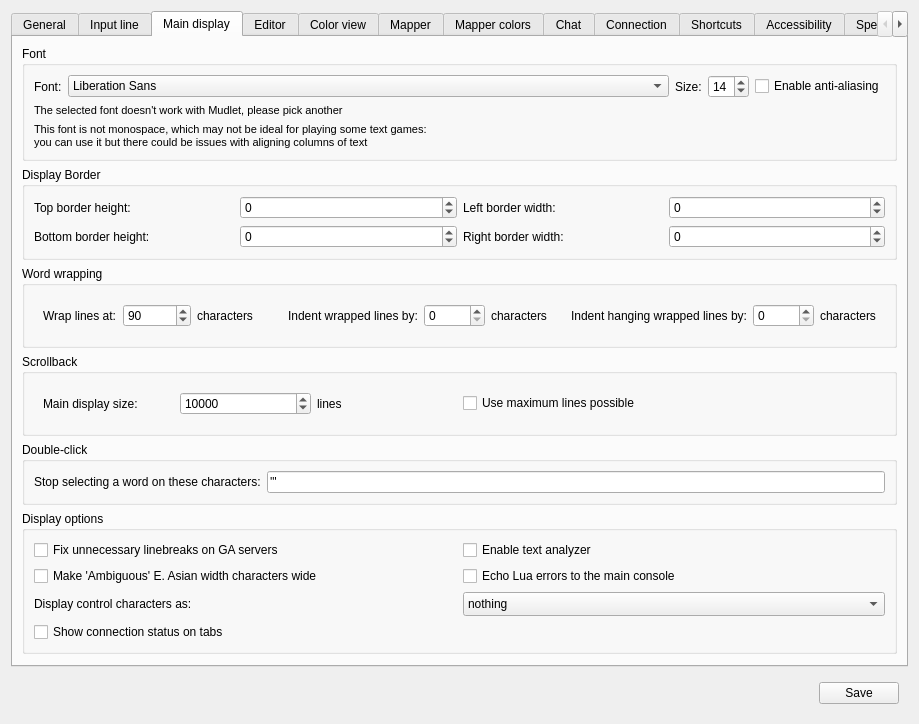
Mudlet/Mudlet, file src/ui/profile_preferences.ui: the form before one commit.
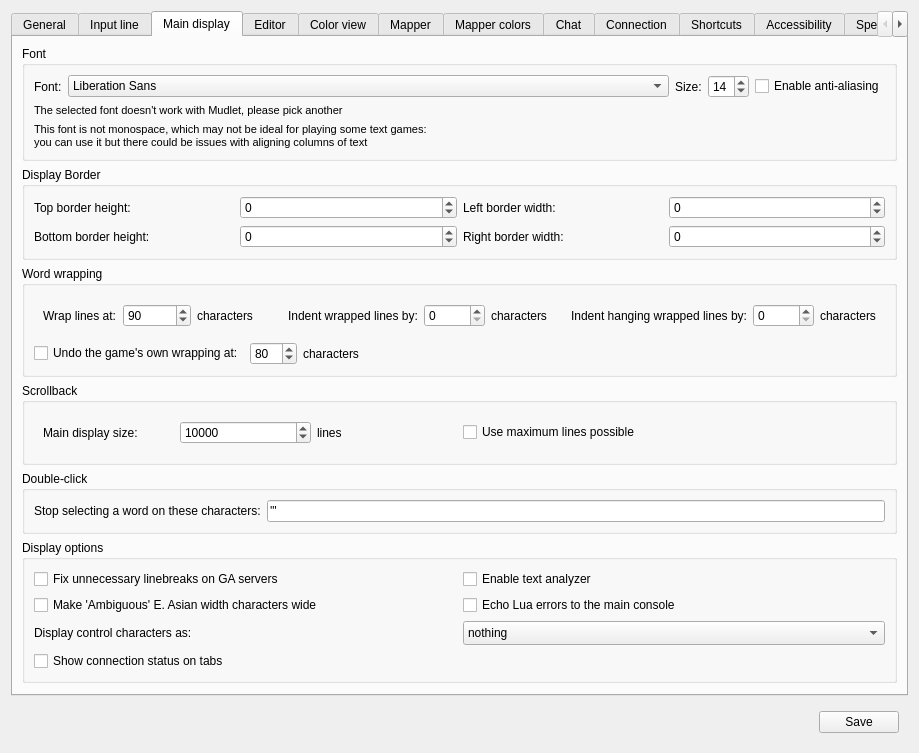
The form after the commit. The open tabs and pages were chosen to show the change. Icons and pictures are not drawn. Custom widgets are drawn as their Qt base class.

Commit message: add option to undo the game's own line wrapping

What changed in the file:
```diff
--- a/src/ui/profile_preferences.ui
+++ b/src/ui/profile_preferences.ui
@@ -1161,7 +1161,9 @@
          <property name="title">
           <string>Word wrapping</string>
          </property>
-         <layout class="QHBoxLayout" name="horizontalLayout_groupBox_wrapping">
+         <layout class="QVBoxLayout" name="verticalLayout_groupBox_wrapping">
+          <item>
+           <layout class="QHBoxLayout" name="horizontalLayout_groupBox_wrapping">
           <item>
            <widget class="QFrame" name="frame_wrap_at">
             <property name="frameShape">
@@ -1329,6 +1331,58 @@
              </item>
             </layout>
            </widget>
+          </item>
+           </layout>
+          </item>
+          <item>
+           <layout class="QHBoxLayout" name="horizontalLayout_undo_server_wrap">
+            <item>
+             <widget class="QCheckBox" name="checkBox_undoServerWrap">
+              <property name="toolTip">
+               <string>&lt;p&gt;Some games wrap their own lines and offer no way to turn that off, which makes triggers awkward to write: the text a trigger sees can be split mid-sentence. This option joins those wrapped lines back together before triggers run, so triggers always see whole lines and the wrapping above applies for display instead.&lt;/p&gt;&lt;p&gt;Set the column to the width the game wraps at (very often 80). Only lines from the game are affected.&lt;/p&gt;</string>
+              </property>
+              <property name="text">
+               <string>Undo the game's own wrapping at:</string>
+              </property>
+             </widget>
+            </item>
+            <item>
+             <widget class="QSpinBox" name="undo_server_wrap_width_spinBox">
+              <property name="minimum">
+               <number>20</number>
+              </property>
+              <property name="maximum">
+               <number>500</number>
+              </property>
+              <property name="value">
+               <number>80</number>
+              </property>
+             </widget>
+            </item>
+            <item>
+             <widget class="QLabel" name="label_undo_server_wrap_characters">
+              <property name="text">
+               <string>characters</string>
+              </property>
+              <property name="buddy">
+               <cstring>undo_server_wrap_width_spinBox</cstring>
+              </property>
+             </widget>
+            </item>
+            <item>
+             <spacer name="horizontalSpacer_undo_server_wrap">
+              <property name="orientation">
+               <enum>Qt::Orientation::Horizontal</enum>
+              </property>
+              <property name="sizeHint" stdset="0">
+               <size>
+                <width>40</width>
+                <height>20</height>
+               </size>
+              </property>
+             </spacer>
+            </item>
+           </layout>
           </item>
          </layout>
         </widget>
```
The commit also changes 15 other files.
